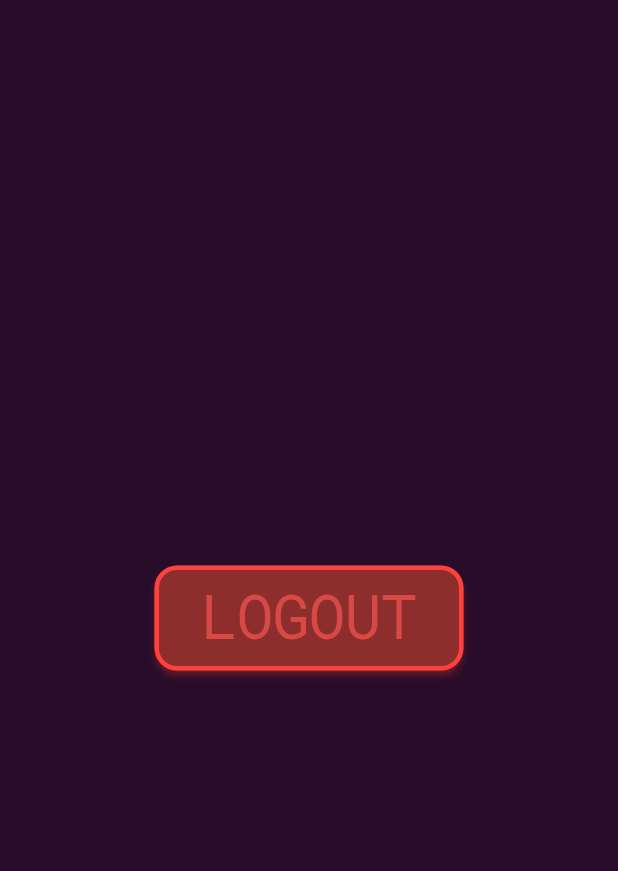
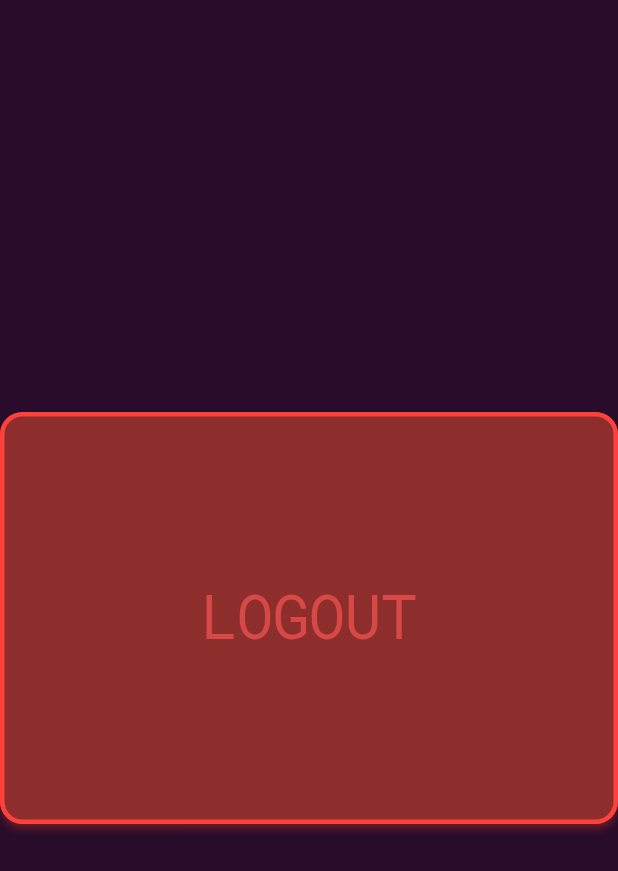
Before and after one commit to JDWorkoutApp/jd_workout_flutter, a Flutter app: the SettingPage screen opened directly, on a phone screen of 412 x 824 dp. Shown: the top 871 px of the screen. Run offline on Flutter 3.47's test engine with Material 2 defaults, Android fonts, the phone set to English and light mode, and no system bars; our stand-ins replace firebase_auth, firebase_core, flutter_dotenv, fluttertoast, google_sign_in, package_info_plus and 2 more; accounts and stored records are empty; network calls fail.

Commit message:
Setting page style modify

```diff
--- a/lib/pages/setting_page/setting_page.dart
+++ b/lib/pages/setting_page/setting_page.dart
@@ -15,6 +15,46 @@ class SettingPage extends StatelessWidget {
 
   @override
   Widget build(BuildContext context) {
+    return Scaffold(
+      resizeToAvoidBottomInset: false,
+      body: Container(
+        child: Column(children: [
+          Expanded(
+              flex: 5,
+              child: Container()
+          ),
+          Expanded(
+            flex: 5,
+              child: ElevatedButton(
+              style: ElevatedButton.styleFrom(
+                minimumSize: const Size.fromHeight(10),
+                backgroundColor: Theme.of(context).cardColor,
+                foregroundColor: Theme.of(context).hintColor,
+                side:
+                    BorderSide(color: Theme.of(context).shadowColor, width: 3),
+                shape: RoundedRectangleBorder(
+                  borderRadius: BorderRadius.circular(15),
+                ),
+              ),
+              onPressed: () => _logout(context),
+              child: const Text(
+                'LOGOUT',
+                style: TextStyle(
+                  fontWeight: FontWeight.bold,
+                  fontSize: 40,
+                ),
+              ),
+            )
+          ),
+          Expanded(
+              flex: 5,
+              child: Container()
+          ),
+        ]),
+      )
+    );
+
+
     return Scaffold(
         body: Center(
             child: Container(
```
